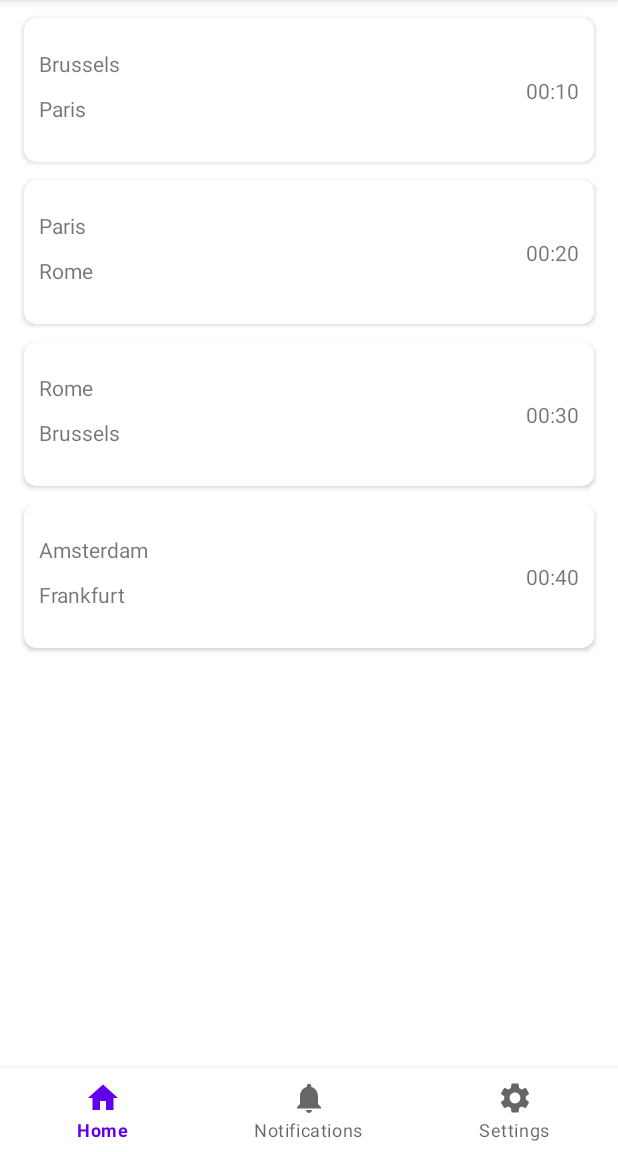
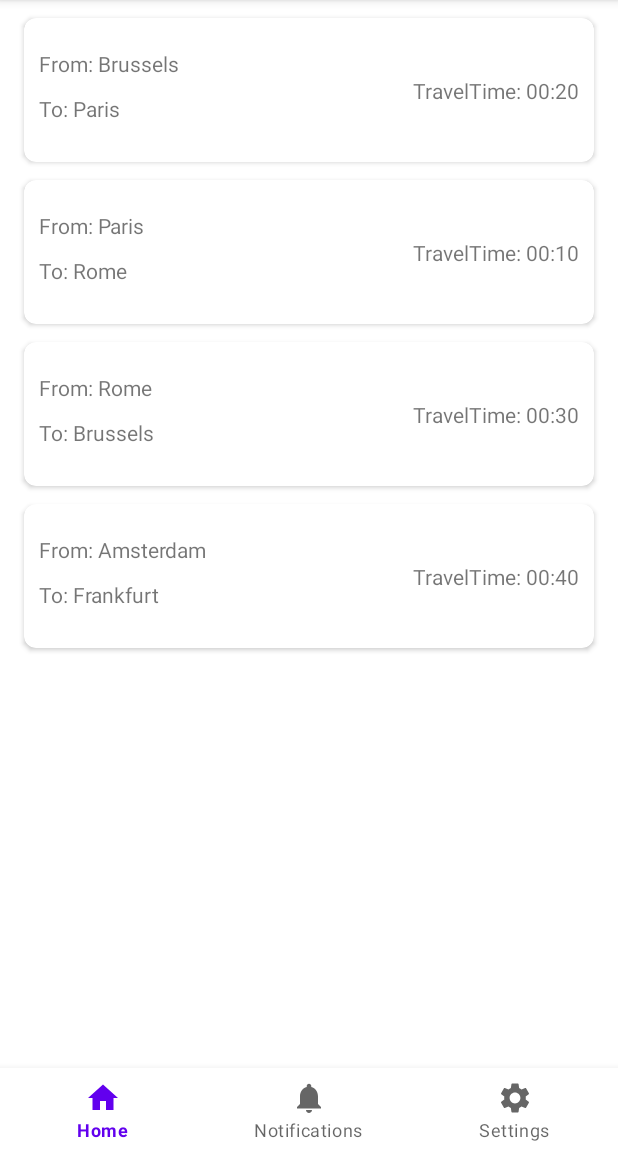
Before and after one commit to Maxet1000/appDevProject_Edmond_Max, an Android app: the HomeFragment screen opened directly, with no data from a screen before it, on a phone screen of 412 x 824 dp, the part 84-1236 px from its top. Run offline under Robolectric (Android 15) with nearby library versions, the phone set to English and light mode, and no system bars; our stand-ins replace Firebase (no records; nobody signed in at launch, a user with empty details on screens opened directly); 3 statements that could not run were skipped.

Commit message:
pressable recycleview with information class
Signed-off-by: giothysham <edmond.tsampanis@student.uhasselt.be>

```diff
--- a/app/src/main/java/com/example/tracsit/HomeFragment.kt
+++ b/app/src/main/java/com/example/tracsit/HomeFragment.kt
@@ -26,27 +26,26 @@ class HomeFragment : Fragment() {
     private var param2: String? = null
     private lateinit var binding: FragmentHomeBinding
 
-    private var layoutManager: RecyclerView.LayoutManager? = null
-    private var adapter: RecyclerView.Adapter<InformationAdapter.ViewHolder>? = null
+    private lateinit var recyclerView: RecyclerView
+    private lateinit var adapter: InformationAdapter
 
     override fun onCreate(savedInstanceState: Bundle?) {
         super.onCreate(savedInstanceState)
+        binding = FragmentHomeBinding.inflate(layoutInflater)
         arguments?.let {
             param1 = it.getString(ARG_PARAM1)
             param2 = it.getString(ARG_PARAM2)
         }
     }
 
-    override fun onViewCreated(itemView: View, savedInstanceState: Bundle?) {
-        super.onViewCreated(itemView, savedInstanceState)
-        binding = FragmentHomeBinding.inflate(layoutInflater)
-        R.id.recycler_view.apply {
-            // set a LinearLayoutManager to handle Android
-            // RecyclerView behavior
-            layoutManager = LinearLayoutManager(activity)
-            // set the custom adapter to the RecyclerView
-            adapter = InformationAdapter()
-        }
+    override fun onViewCreated(view: View, savedInstanceState: Bundle?) {
+        super.onViewCreated(view, savedInstanceState)
+        adapter.setOnItemClickListener(object: InformationAdapter.onItemClickListener{
+            override fun onItemClicked(position: Int) {
+                Toast.makeText(activity, "Clicked on $position", Toast.LENGTH_SHORT).show()
+            }
+        })
+
     }
 
     override fun onCreateView(
@@ -55,7 +54,8 @@ class HomeFragment : Fragment() {
     ): View? {
         val recyclerView = RecyclerView(requireContext())
         recyclerView.layoutManager = LinearLayoutManager(requireContext())
-        recyclerView.adapter = InformationAdapter()
+        adapter = InformationAdapter()
+        recyclerView.adapter = adapter
         return recyclerView
     }
 
--- a/app/src/main/java/com/example/tracsit/HomeLocationFragment.kt
+++ b/app/src/main/java/com/example/tracsit/HomeLocationFragment.kt
@@ -6,7 +6,6 @@ import android.view.View
 import android.view.ViewGroup
 import androidx.fragment.app.Fragment
 import com.example.tracsit.databinding.FragmentHomelocationBinding
-import com.example.tracsit.databinding.FragmentSettingsBinding
 
 class HomeLocationFragment : Fragment(R.layout.fragment_homelocation) {
 
--- a/app/src/main/java/com/example/tracsit/InformationAdapter.kt
+++ b/app/src/main/java/com/example/tracsit/InformationAdapter.kt
@@ -7,7 +7,22 @@ import android.view.ViewGroup
 import android.widget.TextView
 import androidx.recyclerview.widget.RecyclerView
 
-class InformationAdapter() : RecyclerView.Adapter<InformationAdapter.ViewHolder>() {
+class InformationAdapter : RecyclerView.Adapter<InformationAdapter.ViewHolder>() {
+    private lateinit var mListener: onItemClickListener
+    private var p1 = TravelInformation("Brussels","Paris","00:20")
+    private var p2 = TravelInformation( "Paris","Rome","00:10")
+    private var p3 = TravelInformation("Rome", "Brussels","00:30")
+    private var p4 = TravelInformation("Amsterdam","Frankfurt","00:40")
+    private var travelList: ArrayList<TravelInformation> = arrayListOf(p1,p2,p3,p4)
+
+    interface onItemClickListener{
+        fun onItemClicked(position: Int)
+
+    }
+
+    fun setOnItemClickListener(listener: onItemClickListener){
+        mListener = listener
+    }
 
     inner class ViewHolder(itemView: View) : RecyclerView.ViewHolder(itemView) {
 
@@ -16,15 +31,16 @@ class InformationAdapter() : RecyclerView.Adapter<InformationAdapter.ViewHolder>
         var travelTime: TextView
 
         init {
+
             fromLocation = itemView.findViewById(R.id.fromLocation)
             toLocation = itemView.findViewById(R.id.toLocation)
             travelTime = itemView.findViewById(R.id.travelTime)
 
             itemView.setOnClickListener {
-                var position: Int = getAdapterPosition()
+                var pos: Int = adapterPosition
                 val context = itemView.context
-                val intent = Intent(context, HomeFragment::class.java).apply {
-                    putExtra("NUMBER", position)
+                val intent = Intent(context, MainActivity::class.java).apply {
+                    putExtra("NUMBER", pos)
                     putExtra("CODE", fromLocation.text)
                     putExtra("CATEGORY", toLocation.text)
                     putExtra("CONTENT", travelTime.text)
@@ -38,25 +54,23 @@ class InformationAdapter() : RecyclerView.Adapter<InformationAdapter.ViewHolder>
         val v = LayoutInflater.from(viewGroup.context)
             .inflate(R.layout.cardview_information, viewGroup, false)
         return ViewHolder(v)
+
     }
 
     override fun onBindViewHolder(viewHolder: ViewHolder, i: Int) {
-        viewHolder.fromLocation.text = fromLocation[i]
-        viewHolder.toLocation.text = toLocation[i]
-        viewHolder.travelTime.text = travelTime[i]
-
+        viewHolder.fromLocation.text = "From: " + travelList[i].fromLocation
+        viewHolder.toLocation.text = "To: " + travelList[i].toLocation
+        viewHolder.travelTime.text = "TravelTime: " + travelList[i].travelTime
+        viewHolder.itemView.setOnClickListener {
+            if (mListener != null) {
+                mListener!!.onItemClicked(i)
+            }
+        }
     }
 
     override fun getItemCount(): Int {
-        return fromLocation.size
+        return travelList.size
     }
 
-    private val fromLocation = arrayOf("Brussels",
-        "Paris", "Rome", "Amsterdam")
 
-    private val toLocation = arrayOf("Paris", "Rome",
-        "Brussels", "Frankfurt")
-
-    private val travelTime = arrayOf("00:10",
-        "00:20", "00:30", "00:40")
 }
--- /dev/null
+++ b/app/src/main/java/com/example/tracsit/TravelInformation.kt
@@ -0,0 +1,6 @@
+package com.example.tracsit
+
+data class TravelInformation(var fromLocation: String,var toLocation: String, var travelTime: String) {
+
+    constructor(travelInformation: TravelInformation) : this(travelInformation.fromLocation, travelInformation.toLocation, travelInformation.travelTime)
+}
```
